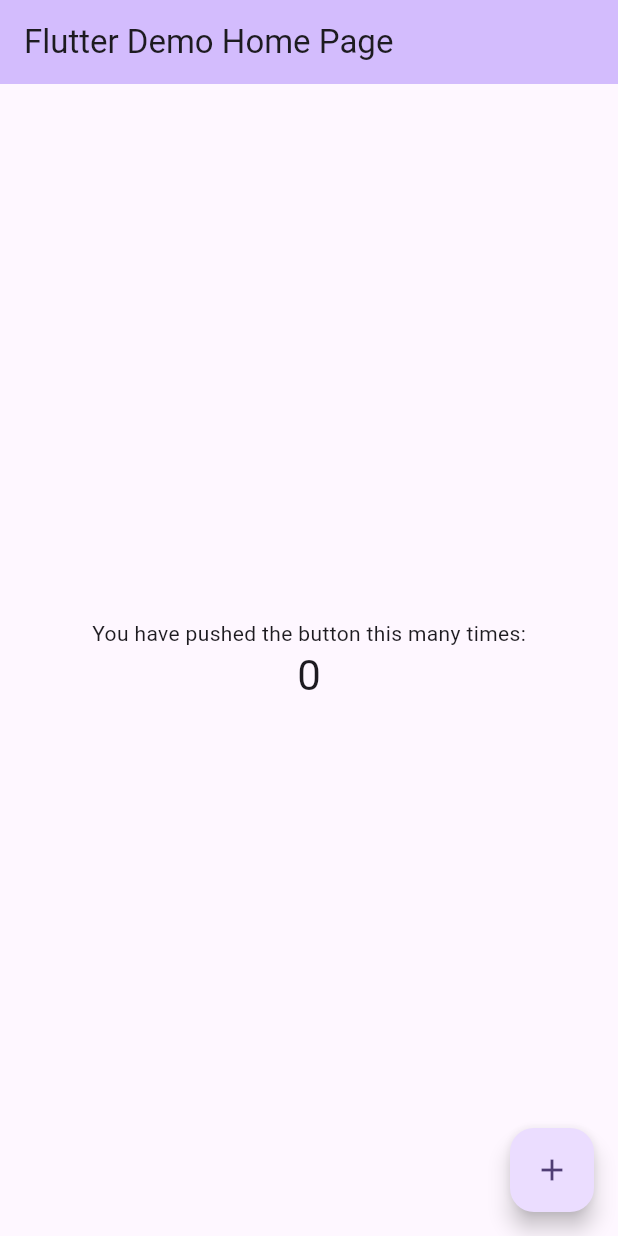
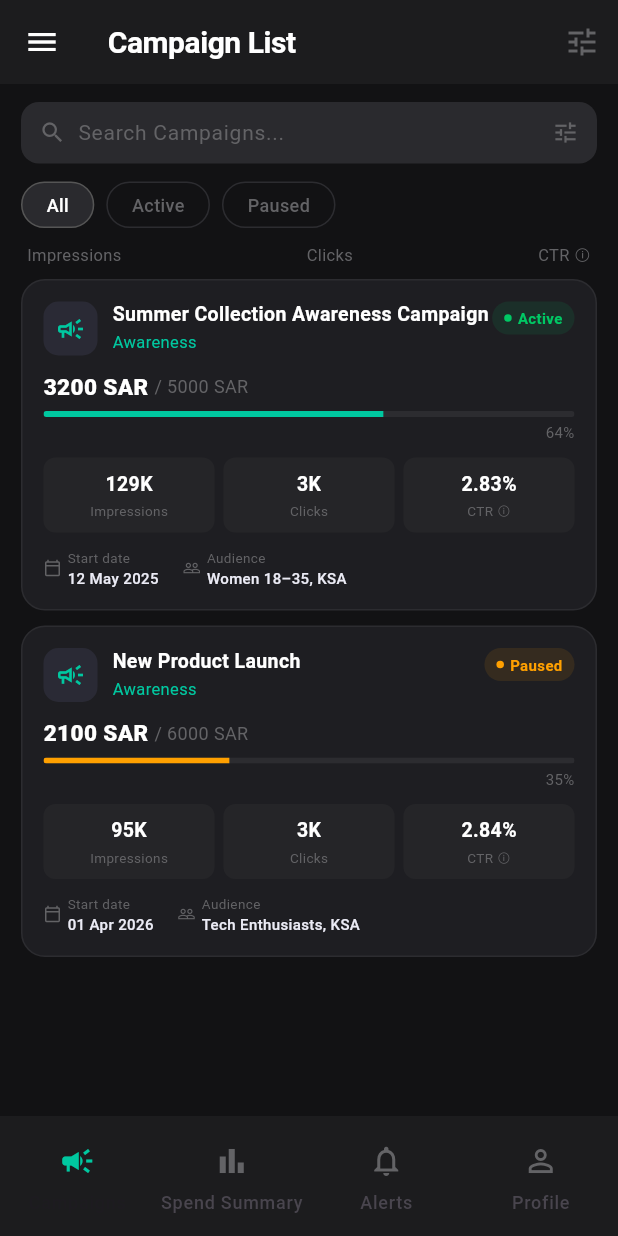
Before and after one commit to ansarek8630/media_alacart_test, a Flutter app: the screen it shows after launch, on a phone screen of 412 x 824 dp. Run offline on Flutter 3.47's test engine with Material 3 defaults, Android fonts, the phone set to English and light mode, and no system bars.

Commit message:
Bottom nav and Campaigns list designs

```diff
--- /dev/null
+++ b/lib/app/presentation_layer/bottom_nav/bottom_nav.dart
@@ -0,0 +1,60 @@
+import 'package:flutter/material.dart';
+import 'package:flutter_application_1/app/presentation_layer/campaign_list/campaign_list.dart';
+
+import '../../../constant/app_colors.dart';
+
+class BottomNavigation extends StatefulWidget {
+  @override
+  State<BottomNavigation> createState() => _BottomNavigationState();
+}
+
+class _BottomNavigationState extends State<BottomNavigation> {
+  int _selectedIndex = 0;
+
+  final _pages = [
+    CampaignListPage(),
+    CampaignListPage(),
+    CampaignListPage(),
+    CampaignListPage(),
+  ];
+
+  @override
+  Widget build(BuildContext context) {
+    return Scaffold(
+      body: _pages[_selectedIndex],
+      bottomNavigationBar: NavigationBar(
+        backgroundColor: AppColors.appBar,
+        indicatorColor: AppColors.appBar,
+        elevation: 0,
+        selectedIndex: _selectedIndex,
+        onDestinationSelected: (i) => setState(() => _selectedIndex = i),
+        labelBehavior: NavigationDestinationLabelBehavior.alwaysShow,
+        destinations: const [
+          NavigationDestination(
+            icon: Icon(Icons.campaign_outlined, color: AppColors.navInactive),
+            selectedIcon: Icon(Icons.campaign, color: AppColors.navActive),
+            label: 'Campaigns',
+          ),
+          NavigationDestination(
+            icon: Icon(Icons.bar_chart_outlined, color: AppColors.navInactive),
+            selectedIcon: Icon(Icons.bar_chart, color: AppColors.navActive),
+            label: 'Spend Summary',
+          ),
+          NavigationDestination(
+            icon: Icon(
+              Icons.notifications_outlined,
+              color: AppColors.navInactive,
+            ),
+            selectedIcon: Icon(Icons.notifications, color: AppColors.navActive),
+            label: 'Alerts',
+          ),
+          NavigationDestination(
+            icon: Icon(Icons.person_outline, color: AppColors.navInactive),
+            selectedIcon: Icon(Icons.person, color: AppColors.navActive),
+            label: 'Profile',
+          ),
+        ],
+      ),
+    );
+  }
+}
--- /dev/null
+++ b/lib/app/presentation_layer/campaign_list/campaign_list.dart
@@ -0,0 +1,104 @@
+import 'package:flutter/material.dart';
+
+import '../../../constant/app_colors.dart';
+import '../../repository/campaign_model.dart';
+import '../../repository/campaign_status.dart';
+import '../../widgets/app_bar.dart';
+import '../../widgets/campaign_card.dart';
+import '../../widgets/filter_chips.dart';
+import '../../widgets/search_bar.dart';
+
+
+class CampaignListPage extends StatefulWidget {
+  const CampaignListPage({super.key});
+
+  @override
+  State<CampaignListPage> createState() => _CampaignListPageState();
+}
+
+class _CampaignListPageState extends State<CampaignListPage> {
+  int _navIndex = 0;
+  String _selectedFilter = 'All';
+
+  final _campaigns = const [
+    CampaignModel(
+      name: 'Summer Collection Awareness Campaign',
+      type: 'Awareness',
+      status: CampaignStatus.active,
+      totalSpend: 3200,
+      budget: 5000,
+      impressions: 129000,
+      clicks: 3400,
+      ctr: 2.83,
+      startDate: '12 May 2025',
+      audience: 'Women 18–35, KSA',
+    ),
+    CampaignModel(
+      name: 'New Product Launch',
+      type: 'Awareness',
+      status: CampaignStatus.paused,
+      totalSpend: 2100,
+      budget: 6000,
+      impressions: 95000,
+      clicks: 2700,
+      ctr: 2.84,
+      startDate: '01 Apr 2026',
+      audience: 'Tech Enthusiasts, KSA',
+    ),
+  ];
+
+  List<CampaignModel> get _filtered {
+    if (_selectedFilter == 'All') return _campaigns;
+    if (_selectedFilter == 'Active') {
+      return _campaigns
+          .where((c) => c.status == CampaignStatus.active)
+          .toList();
+    }
+    return _campaigns
+        .where((c) => c.status == CampaignStatus.paused)
+        .toList();
+  }
+
+  @override
+  Widget build(BuildContext context) {
+    return Scaffold(
+      backgroundColor: AppColors.background,
+      appBar: CustomAppBar(title: 'Campaign List'),
+      body: ListView(
+        padding: const EdgeInsets.symmetric(horizontal: 14, vertical: 12),
+        children: [
+          CampaignSearchBar(),
+          const SizedBox(height: 12),
+          FilterChips(
+            options: const ['All', 'Active', 'Paused'],
+            selected: _selectedFilter,
+            onSelect: (v) => setState(() => _selectedFilter = v),
+          ),
+          const SizedBox(height: 10),
+          // Column headers
+          const Padding(
+            padding: EdgeInsets.symmetric(horizontal: 4),
+            child: Row(
+              mainAxisAlignment: MainAxisAlignment.spaceBetween,
+              children: [
+                Text('Impressions',
+                    style: TextStyle(color: AppColors.textMuted, fontSize: 11)),
+                Text('Clicks',
+                    style: TextStyle(color: AppColors.textMuted, fontSize: 11)),
+                Text('CTR ⓘ',
+                    style: TextStyle(color: AppColors.textMuted, fontSize: 11)),
+              ],
+            ),
+          ),
+          const SizedBox(height: 8),
+          ..._filtered.map((c) => Padding(
+                padding: const EdgeInsets.only(bottom: 10),
+                child: CampaignCard(campaign: c),
+              )),
+        ],
+      ),
+    );
+  }
+
+
+}
--- /dev/null
+++ b/lib/app/repository/campaign_model.dart
@@ -0,0 +1,29 @@
+import 'campaign_status.dart';
+
+class CampaignModel {
+  final String name;
+  final String type;
+  final CampaignStatus status;
+  final double totalSpend;
+  final double budget;
+  final int impressions;
+  final int clicks;
+  final double ctr;
+  final String startDate;
+  final String audience;
+
+  const CampaignModel({
+    required this.name,
+    required this.type,
+    required this.status,
+    required this.totalSpend,
+    required this.budget,
+    required this.impressions,
+    required this.clicks,
+    required this.ctr,
+    required this.startDate,
+    required this.audience,
+  });
+
+  double get progress => totalSpend / budget;
+}
--- /dev/null
+++ b/lib/app/repository/campaign_status.dart
@@ -0,0 +1 @@
+enum CampaignStatus { active, paused, ended }
--- /dev/null
+++ b/lib/app/widgets/app_bar.dart
@@ -0,0 +1,39 @@
+import 'package:flutter/material.dart';
+import 'package:flutter_application_1/constant/app_colors.dart';
+
+class CustomAppBar extends StatelessWidget implements PreferredSizeWidget {
+  final String title;
+  final VoidCallback? onMenuTap;
+
+  const CustomAppBar({super.key, required this.title, this.onMenuTap});
+
+  @override
+  Size get preferredSize => const Size.fromHeight(kToolbarHeight);
+
+  @override
+  Widget build(BuildContext context) {
+    return AppBar(
+      backgroundColor: AppColors.appBar,
+      elevation: 0,
+      leading: IconButton(
+        icon: const Icon(Icons.menu, color: AppColors.textPrimary),
+        onPressed: onMenuTap,
+      ),
+      title: Text(
+        title,
+        style: const TextStyle(
+          color: AppColors.textPrimary,
+          fontSize: 20,
+          fontWeight: FontWeight.w700,
+          letterSpacing: -0.3,
+        ),
+      ),
+      actions: [
+        IconButton(
+          icon: const Icon(Icons.tune, color: AppColors.textMuted),
+          onPressed: () {},
+        ),
+      ],
+    );
+  }
+}
--- /dev/null
+++ b/lib/app/widgets/campaign_card.dart
@@ -0,0 +1,251 @@
+import 'package:flutter/material.dart';
+
+import '../../constant/app_colors.dart';
+import '../repository/campaign_model.dart';
+import '../repository/campaign_status.dart';
+
+
+class CampaignCard extends StatelessWidget {
+  final CampaignModel campaign;
+
+  const CampaignCard({super.key, required this.campaign});
+
+  @override
+  Widget build(BuildContext context) {
+    return Container(
+      padding: const EdgeInsets.all(14),
+      decoration: BoxDecoration(
+        color: AppColors.surface,
+        borderRadius: BorderRadius.circular(16),
+        border: Border.all(color: AppColors.cardBorder),
+      ),
+      child: Column(
+        crossAxisAlignment: CrossAxisAlignment.start,
+        children: [
+          _buildHeader(),
+          const SizedBox(height: 10),
+          _buildSpendRow(),
+          const SizedBox(height: 6),
+          _buildProgressBar(),
+          const SizedBox(height: 10),
+          _buildStats(),
+          const SizedBox(height: 10),
+          _buildMeta(),
+        ],
+      ),
+    );
+  }
+
+  Widget _buildHeader() {
+    return Row(
+      crossAxisAlignment: CrossAxisAlignment.start,
+      children: [
+        Container(
+          width: 36, height: 36,
+          decoration: BoxDecoration(
+            color: const Color(0xFF2A2A35),
+            borderRadius: BorderRadius.circular(10),
+          ),
+          child: const Icon(Icons.campaign_outlined,
+              color: AppColors.accent, size: 20),
+        ),
+        const SizedBox(width: 10),
+        Expanded(
+          child: Column(
+            crossAxisAlignment: CrossAxisAlignment.start,
+            children: [
+              Text(campaign.name,
+                  style: const TextStyle(
+                      color: AppColors.textPrimary,
+                      fontSize: 13,
+                      fontWeight: FontWeight.w700,
+                      height: 1.3)),
+              const SizedBox(height: 2),
+              Text(campaign.type,
+                  style: const TextStyle(
+                      color: AppColors.typeLabel, fontSize: 11)),
+            ],
+          ),
+        ),
+        _StatusBadge(status: campaign.status),
+      ],
+    );
+  }
+
+  Widget _buildSpendRow() {
+    return Row(
+      children: [
+        Text(
+          '${campaign.totalSpend.toStringAsFixed(0)} SAR',
+          style: const TextStyle(
+              color: AppColors.textPrimary,
+              fontSize: 15,
+              fontWeight: FontWeight.w800),
+        ),
+        const SizedBox(width: 4),
+        Text(
+          '/ ${campaign.budget.toStringAsFixed(0)} SAR',
+          style: const TextStyle(color: AppColors.textMuted, fontSize: 12),
+        ),
+      ],
+    );
+  }
+
+  Widget _buildProgressBar() {
+    final color = campaign.status == CampaignStatus.paused
+        ? AppColors.accentPaused
+        : AppColors.accent;
+    return Column(
+      crossAxisAlignment: CrossAxisAlignment.end,
+      children: [
+        ClipRRect(
+          borderRadius: BorderRadius.circular(4),
+          child: LinearProgressIndicator(
+            value: campaign.progress,
+            backgroundColor: AppColors.cardBorder,
+            valueColor: AlwaysStoppedAnimation(color),
+            minHeight: 4,
+          ),
+        ),
+        const SizedBox(height: 3),
+        Text(
+          '${(campaign.progress * 100).toInt()}%',
+          style: const TextStyle(color: AppColors.textMuted, fontSize: 10),
+        ),
+      ],
+    );
+  }
+
+  Widget _buildStats() {
+    return Row(
+      children: [
+        _StatCell(
+          value: _formatCount(campaign.impressions),
+          label: 'Impressions',
+        ),
+        const SizedBox(width: 6),
+        _StatCell(
+          value: _formatCount(campaign.clicks),
+          label: 'Clicks',
+        ),
+        const SizedBox(width: 6),
+        _StatCell(
+          value: '${campaign.ctr.toStringAsFixed(2)}%',
+          label: 'CTR ⓘ',
+        ),
+      ],
+    );
+  }
+
+  Widget _buildMeta() {
+    return Row(
+      children: [
+        const Icon(Icons.calendar_today_outlined,
+            color: AppColors.textMuted, size: 12),
+        const SizedBox(width: 4),
+        Column(
+          crossAxisAlignment: CrossAxisAlignment.start,
+          children: [
+            const Text('Start date',
+                style: TextStyle(color: AppColors.textMuted, fontSize: 9)),
+            Text(campaign.startDate,
+                style: const TextStyle(
+                    color: AppColors.textSecondary,
+                    fontSize: 10,
+                    fontWeight: FontWeight.w500)),
+          ],
+        ),
+        const SizedBox(width: 16),
+        const Icon(Icons.people_outline, color: AppColors.textMuted, size: 12),
+        const SizedBox(width: 4),
+        Column(
+          crossAxisAlignment: CrossAxisAlignment.start,
+          children: [
+            const Text('Audience',
+                style: TextStyle(color: AppColors.textMuted, fontSize: 9)),
+            Text(campaign.audience,
+                style: const TextStyle(
+                    color: AppColors.textSecondary,
+                    fontSize: 10,
+                    fontWeight: FontWeight.w500)),
+          ],
+        ),
+      ],
+    );
+  }
+
+  String _formatCount(int n) {
+    if (n >= 1000) return '${(n / 1000).toStringAsFixed(0)}K';
+    return n.toString();
+  }
+}
+
+class _StatusBadge extends StatelessWidget {
+  final CampaignStatus status;
+  const _StatusBadge({required this.status});
+
+  @override
+  Widget build(BuildContext context) {
+    final isActive = status == CampaignStatus.active;
+    return Container(
+      padding: const EdgeInsets.symmetric(horizontal: 8, vertical: 4),
+      decoration: BoxDecoration(
+        color: isActive ? AppColors.badgeActiveBg : AppColors.badgePausedBg,
+        borderRadius: BorderRadius.circular(20),
+      ),
+      child: Row(
+        mainAxisSize: MainAxisSize.min,
+        children: [
+          Container(
+            width: 5, height: 5,
+            decoration: BoxDecoration(
+              color: isActive ? AppColors.badgeActive : AppColors.badgePaused,
+              shape: BoxShape.circle,
+            ),
+          ),
+          const SizedBox(width: 4),
+          Text(
+            isActive ? 'Active' : 'Paused',
+            style: TextStyle(
+              color: isActive ? AppColors.badgeActive : AppColors.badgePaused,
+              fontSize: 10,
+              fontWeight: FontWeight.w600,
+            ),
+          ),
+        ],
+      ),
+    );
+  }
+}
+
+class _StatCell extends StatelessWidget {
+  final String value;
+  final String label;
+  const _StatCell({required this.value, required this.label});
+
+  @override
+  Widget build(BuildContext context) {
+    return Expanded(
+      child: Container(
+        padding: const EdgeInsets.symmetric(vertical: 8),
+        decoration: BoxDecoration(
+          color: AppColors.statBg,
+          borderRadius: BorderRadius.circular(8),
+        ),
+        child: Column(
+          children: [
+            Text(value,
+                style: const TextStyle(
+                    color: AppColors.textPrimary,
+                    fontSize: 13,
+                    fontWeight: FontWeight.w700)),
+            const SizedBox(height: 2),
+            Text(label,
+                style: const TextStyle(
+                    color: AppColors.textMuted, fontSize: 9)),
+          ],
+        ),
+      ),
+    );
+  }
+}
--- /dev/null
+++ b/lib/app/widgets/filter_chips.dart
@@ -0,0 +1,48 @@
+import 'package:flutter/material.dart';
+import 'package:flutter_application_1/constant/app_colors.dart';
+
+class FilterChips extends StatelessWidget {
+  final List<String> options;
+  final String selected;
+  final ValueChanged<String> onSelect;
+
+  const FilterChips({
+    super.key,
+    required this.options,
+    required this.selected,
+    required this.onSelect,
+  });
+
+  @override
+  Widget build(BuildContext context) {
+    return Row(
+      children: options.map((opt) {
+        final isSelected = opt == selected;
+        return Padding(
+          padding: const EdgeInsets.only(right: 8),
+          child: GestureDetector(
+            onTap: () => onSelect(opt),
+            child: Container(
+              padding: const EdgeInsets.symmetric(horizontal: 16, vertical: 6),
+              decoration: BoxDecoration(
+                color: isSelected ? AppColors.searchBg : Colors.transparent,
+                borderRadius: BorderRadius.circular(20),
+                border: Border.all(
+                  color: isSelected ? const Color(0xFF555555) : AppColors.cardBorder,
+                ),
+              ),
+              child: Text(
+                opt,
+                style: TextStyle(
+                  color: isSelected ? AppColors.textPrimary : AppColors.textMuted,
+                  fontSize: 12,
+                  fontWeight: FontWeight.w500,
+                ),
+              ),
+            ),
+          ),
+        );
+      }).toList(),
+    );
+  }
+}
--- /dev/null
+++ b/lib/app/widgets/search_bar.dart
@@ -0,0 +1,39 @@
+import 'package:flutter/material.dart';
+import 'package:flutter_application_1/constant/app_colors.dart';
+
+class CampaignSearchBar extends StatelessWidget {
+  final ValueChanged<String>? onChanged;
+
+  const CampaignSearchBar({super.key, this.onChanged});
+
+  @override
+  Widget build(BuildContext context) {
+    return Container(
+      padding: const EdgeInsets.symmetric(horizontal: 12, vertical: 10),
+      decoration: BoxDecoration(
+        color: AppColors.searchBg,
+        borderRadius: BorderRadius.circular(12),
+      ),
+      child: Row(
+        children: [
+          const Icon(Icons.search, color: AppColors.textMuted, size: 18),
+          const SizedBox(width: 8),
+          Expanded(
+            child: TextField(
+              onChanged: onChanged,
+              style: const TextStyle(color: AppColors.textPrimary, fontSize: 14),
+              decoration: const InputDecoration(
+                hintText: 'Search Campaigns...',
+                hintStyle: TextStyle(color: AppColors.textMuted, fontSize: 14),
+                border: InputBorder.none,
+                isDense: true,
+                contentPadding: EdgeInsets.zero,
+              ),
+            ),
+          ),
+          const Icon(Icons.tune, color: AppColors.textMuted, size: 18),
+        ],
+      ),
+    );
+  }
+}
--- /dev/null
+++ b/lib/constant/app_colors.dart
@@ -0,0 +1,28 @@
+import 'package:flutter/material.dart';
+
+class AppColors {
+  AppColors._();
+
+  static const background    = Color(0xFF121214);
+  static const surface       = Color(0xFF1E1E22);
+  static const appBar        = Color(0xFF1C1C1E);
+  static const cardBorder    = Color(0xFF2C2C30);
+  static const statBg        = Color(0xFF252528);
+  static const searchBg      = Color(0xFF2A2A2E);
+
+  static const textPrimary   = Color(0xFFFFFFFF);
+  static const textSecondary = Color(0xFFEBEBF5);
+  static const textMuted     = Color(0xFF636366);
+
+  static const accent        = Color(0xFF00C8A0);   // teal — active state & progress
+  static const accentPaused  = Color(0xFFFFA000);   // amber — paused state
+  static const badgeActive   = Color(0xFF00C864);
+  static const badgeActiveBg = Color(0x1A00C864);
+  static const badgePaused   = Color(0xFFFFA000);
+  static const badgePausedBg = Color(0x1AFFA000);
+  static const typeLabel     = Color(0xFF00C8A0);
+
+  static const navActive     = Color(0xFF00C8A0);
+  static const navInactive   = Color(0xFF636366);
+  static const navBorder     = Color(0xFF2C2C30);
+}
--- a/lib/main.dart
+++ b/lib/main.dart
@@ -1,4 +1,5 @@
 import 'package:flutter/material.dart';
+import 'package:flutter_application_1/app/presentation_layer/bottom_nav/bottom_nav.dart';
 
 void main() {
   runApp(const MyApp());
@@ -12,111 +13,8 @@ class MyApp extends StatelessWidget {
   Widget build(BuildContext context) {
     return MaterialApp(
       title: 'Flutter Demo',
-      theme: ThemeData(
-        // This is the theme of your application.
-        //
-        // TRY THIS: Try running your application with "flutter run". You'll see
-        // the application has a purple toolbar. Then, without quitting the app,
-        // try changing the seedColor in the colorScheme below to Colors.green
-        // and then invoke "hot reload" (save your changes or press the "hot
-        // reload" button in a Flutter-supported IDE, or press "r" if you used
-        // the command line to start the app).
-        //
-        // Notice that the counter didn't reset back to zero; the application
-        // state is not lost during the reload. To reset the state, use hot
-        // restart instead.
-        //
-        // This works for code too, not just values: Most code changes can be
-        // tested with just a hot reload.
-        colorScheme: .fromSeed(seedColor: Colors.deepPurple),
-      ),
-      home: const MyHomePage(title: 'Flutter Demo Home Page'),
+      theme: ThemeData(colorScheme: .fromSeed(seedColor: Colors.deepPurple)),
+      home: BottomNavigation(),
     );
   }
 }
-
-class MyHomePage extends StatefulWidget {
-  const MyHomePage({super.key, required this.title});
-
-  // This widget is the home page of your application. It is stateful, meaning
-  // that it has a State object (defined below) that contains fields that affect
-  // how it looks.
-
-  // This class is the configuration for the state. It holds the values (in this
-  // case the title) provided by the parent (in this case the App widget) and
-  // used by the build method of the State. Fields in a Widget subclass are
-  // always marked "final".
-
-  final String title;
-
-  @override
-  State<MyHomePage> createState() => _MyHomePageState();
-}
-
-class _MyHomePageState extends State<MyHomePage> {
-  int _counter = 0;
-
-  void _incrementCounter() {
-    setState(() {
-      // This call to setState tells the Flutter framework that something has
-      // changed in this State, which causes it to rerun the build method below
-      // so that the display can reflect the updated values. If we changed
-      // _counter without calling setState(), then the build method would not be
-      // called again, and so nothing would appear to happen.
-      _counter++;
-    });
-  }
-
-  @override
-  Widget build(BuildContext context) {
-    // This method is rerun every time setState is called, for instance as done
-    // by the _incrementCounter method above.
-    //
-    // The Flutter framework has been optimized to make rerunning build methods
-    // fast, so that you can just rebuild anything that needs updating rather
-    // than having to individually change instances of widgets.
-    return Scaffold(
-      appBar: AppBar(
-        // TRY THIS: Try changing the color here to a specific color (to
-        // Colors.amber, perhaps?) and trigger a hot reload to see the AppBar
-        // change color while the other colors stay the same.
-        backgroundColor: Theme.of(context).colorScheme.inversePrimary,
-        // Here we take the value from the MyHomePage object that was created by
-        // the App.build method, and use it to set our appbar title.
-        title: Text(widget.title),
-      ),
-      body: Center(
-        // Center is a layout widget. It takes a single child and positions it
-        // in the middle of the parent.
-        child: Column(
-          // Column is also a layout widget. It takes a list of children and
-          // arranges them vertically. By default, it sizes itself to fit its
-          // children horizontally, and tries to be as tall as its parent.
-          //
-          // Column has various properties to control how it sizes itself and
-          // how it positions its children. Here we use mainAxisAlignment to
-          // center the children vertically; the main axis here is the vertical
-          // axis because Columns are vertical (the cross axis would be
-          // horizontal).
-          //
-          // TRY THIS: Invoke "debug painting" (choose the "Toggle Debug Paint"
-          // action in the IDE, or press "p" in the console), to see the
-          // wireframe for each widget.
-          mainAxisAlignment: .center,
-          children: [
-            const Text('You have pushed the button this many times:'),
-            Text(
-              '$_counter',
-              style: Theme.of(context).textTheme.headlineMedium,
-            ),
-          ],
-        ),
-      ),
-      floatingActionButton: FloatingActionButton(
-        onPressed: _incrementCounter,
-        tooltip: 'Increment',
-        child: const Icon(Icons.add),
-      ),
-    );
-  }
-}
```
